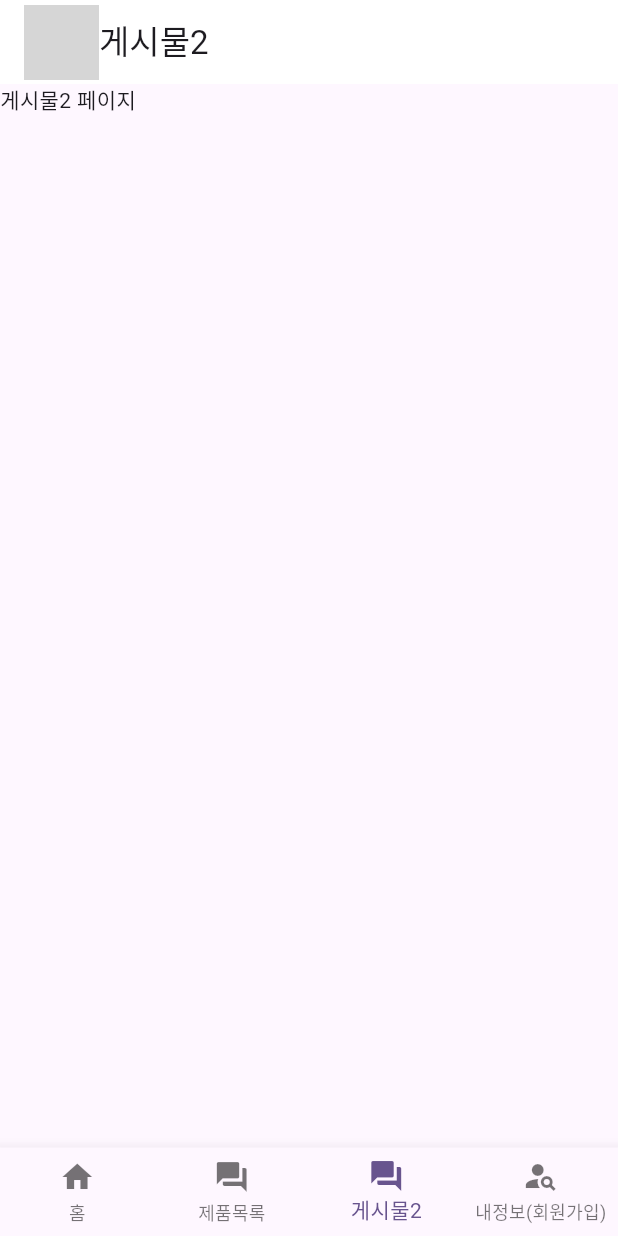
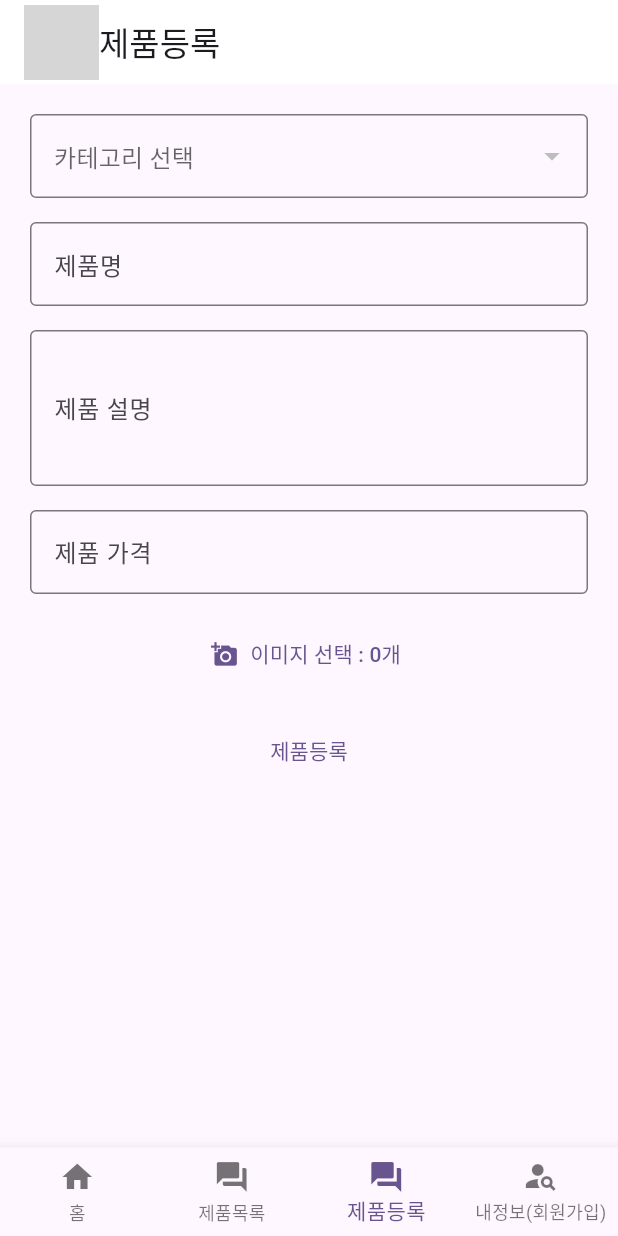
Before and after one commit to PHM-dung2/tj2024b_app, a Flutter app: the MainApp screen opened directly, item 3 of the bottom bar chosen, on a phone screen of 412 x 824 dp. Run offline on Flutter 3.47's test engine with Material 3 defaults, Android fonts, the phone set to English and light mode, and no system bars; our stand-ins replace dio, fluttertoast, image_picker, shared_preferences; missing offline and left inert: dart:ffi; accounts and stored records are empty; network calls fail; grey boxes are pictures that could not be loaded.

Commit message:
day10 flutter app 실습 예제( 이미지 업로드, 미리보기, url 통합 )

```diff
--- a/lib/app/layout/mainapp.dart
+++ b/lib/app/layout/mainapp.dart
@@ -2,6 +2,7 @@
 import 'package:flutter/material.dart';
 import 'package:tj2024b_app/app/member/Info.dart';
 import 'package:tj2024b_app/app/product/productList.dart';
+import 'package:tj2024b_app/app/product/productRegister.dart';
 
 class MainApp extends StatefulWidget{
   @override
@@ -17,14 +18,14 @@ class _MainAppState extends State< MainApp >{
   List<Widget> pages = [
     Text("홈 페이지"),
     ProductList(), // 제품목록 위젯
-    Text("게시물2 페이지"),
+    ProductRegister(), // 제품등록 위젯
     Info(),
   ];
   // 2. 페이지 상단 제목 리스트
   List<String> pageTitle = [
     '홈',
     '제품목록',
-    '게시물2',
+    '제품등록',
     '내정보'
   ];
   // 3. 현재 클릭된 페이지 번호 : 상태 변수
@@ -61,7 +62,7 @@ class _MainAppState extends State< MainApp >{
         items: [ // 여러 개 버튼 위젯들
           BottomNavigationBarItem( icon: Icon( Icons.home ), label: '홈' ), // 아이콘 위젯
           BottomNavigationBarItem( icon: Icon( Icons.forum ), label: '제품목록' ),
-          BottomNavigationBarItem( icon: Icon( Icons.forum ), label: '게시물2' ),
+          BottomNavigationBarItem( icon: Icon( Icons.forum ), label: '제품등록' ),
           BottomNavigationBarItem( icon: Icon( Icons.person_search ), label: '내정보(회원가입)' ),
         ],
       )
--- a/lib/app/member/login.dart
+++ b/lib/app/member/login.dart
@@ -4,8 +4,9 @@ import 'package:flutter/material.dart';
 import 'package:shared_preferences/shared_preferences.dart';
 import 'package:tj2024b_app/app/layout/mainapp.dart';
 import 'package:tj2024b_app/app/member/signup.dart';
+import 'package:tj2024b_app/app/util/serverUrl.dart';
 
-String memberPath = 'http://192.168.40.97:8080/api/member';
+// String memberPath = 'http://192.168.40.97:8080/member';
 
 class Login extends StatefulWidget{
   @override
@@ -27,7 +28,7 @@ class _LoginState extends State< Login >{
     };
     print( sendData );
     try{
-      final response = await dio.post( memberPath + "/login", data: sendData );
+      final response = await dio.post( "${ServerUrl}/member/login", data: sendData );
       final data = response.data;
       if( data != '' ){ // 로그인 성공시 토큰 SharedPreferences 저장하기
         // 1. 전역변수 호출
--- a/lib/app/member/signup.dart
+++ b/lib/app/member/signup.dart
@@ -4,8 +4,9 @@ import 'package:dio/dio.dart';
 import 'package:flutter/material.dart';
 import 'package:fluttertoast/fluttertoast.dart';
 import 'package:tj2024b_app/app/member/login.dart';
+import 'package:tj2024b_app/app/util/serverUrl.dart';
 
-String memberPath = 'http://192.168.40.97:8080/api/member';
+// String memberPath = 'http://192.168.40.97:8080/member';
 
 class SignUp extends StatefulWidget{
   @override
@@ -40,7 +41,7 @@ class _SignUpState extends State< SignUp >{
     // 2.
     try {
       print(sendData); // 확인
-      final response = await dio.post(memberPath, data: sendData);
+      final response = await dio.post( "${ServerUrl}/member", data: sendData);
       final data = response.data;
 
       Navigator.pop( context );
--- a/lib/app/product/productList.dart
+++ b/lib/app/product/productList.dart
@@ -2,6 +2,7 @@
 import 'package:dio/dio.dart';
 import 'package:flutter/material.dart';
 import 'package:tj2024b_app/app/product/productView.dart';
+import 'package:tj2024b_app/app/util/serverUrl.dart';
 
 class ProductList extends StatefulWidget{
   @override
@@ -17,7 +18,7 @@ class _ProductListState extends State< ProductList >{
   List<dynamic> productList = []; // 자바 서버로부터 조회한 제품( DTO ) 목록 상태 변수
   final dio = Dio();
   // String baseUrl = "http://localhost:8080"; // 기본 자바서버의 URL 정의 // 환경에 따라 IP 변경
-  String baseUrl = "http://192.168.40.97:8080"; // 에뮬레이터ㅂㅈ
+  // String baseUrl = "http://192.168.40.97:8080"; // 에뮬레이터
   // * 현재 스크롤의 상태( 위치/크기 등 )을 감지하는 컨트롤러
   // * 무한스크롤( 스크롤이 거의 바닥에 존재했을 때 새로운 자료 요청 )
   final ScrollController scrollController = ScrollController();
@@ -32,7 +33,7 @@ class _ProductListState extends State< ProductList >{
   // 3. 자바서버에게 자료 요청 메소드
   void onProductAll( int currentPage ) async {
     try{
-      final response = await dio.get( "${baseUrl}/product/all?page=${currentPage}" ); // 현재페이지(page) 매개변수로 보낸다.
+      final response = await dio.get( "${ServerUrl}/product/all?page=${currentPage}" ); // 현재페이지(page) 매개변수로 보낸다.
       final data = response.data;
       setState(() {
         page = currentPage; // 증가된 현재페이지를 상태변수에 반영
@@ -76,9 +77,9 @@ class _ProductListState extends State< ProductList >{
         // (3) 만약에 이미지가 존재하면 대표이미지(1개) 추출, 없으면 기본 이미지 추출
         String imageUrl;
         if( images.isEmpty ){ // 리스트(이미지)가 비어있으면
-          imageUrl = "${baseUrl}/upload/default.jpg";
+          imageUrl = "${ServerUrl}/upload/default.jpg";
         }else{
-          imageUrl = "${baseUrl}/upload/${images[0]}";
+          imageUrl = "${ServerUrl}/upload/${images[0]}";
         }
         // (4) 위젯
         return InkWell( // 해당 위젯을 클릭(탭:모바일 터치)하면 '상세페이지'로 이동 구현
--- /dev/null
+++ b/lib/app/product/productRegister.dart
@@ -0,0 +1,176 @@
+
+import 'dart:ffi';
+import 'dart:io';
+import 'dart:math';
+
+import 'package:dio/dio.dart';
+import 'package:flutter/material.dart';
+import 'package:image_picker/image_picker.dart';
+import 'package:shared_preferences/shared_preferences.dart';
+import 'package:tj2024b_app/app/util/serverUrl.dart';
+
+class ProductRegister extends StatefulWidget{
+  @override
+  State<StatefulWidget> createState() {
+    return _ProductRegister();
+  }
+}
+
+class _ProductRegister extends State< ProductRegister >{
+
+  // 1.
+  final TextEditingController pnameController = TextEditingController(); // 제품명
+  final TextEditingController pcontentController = TextEditingController(); // 제품설명
+  final TextEditingController ppriceController = TextEditingController(); // 제품가격
+  int? cno = 1; // 카테고리 번호 // 드롭다운
+  final dio = Dio();
+  // final baseUrl = "http://192.168.40.97:8080";
+  List<dynamic> categoryList = []; // 카테고리 목록 [ { cno : 1, cname : "전자~" }, { cno : 2, ~~~ } ]
+
+  // 2. 제품 등록 요청 함수( + FormData )
+  void onRegister() async {
+    try{
+      // 1. (현재 로그인된) 토큰 확인
+      final prefs = await SharedPreferences.getInstance(); // 전역변수 객체 호출
+      final token = prefs.getString('token'); // 전역변수 객체에 저장된 key 값 호출
+      if( token == null ){ print("로그인 후 가능합니다."); return; }
+      // 2. 폼데이터 구성
+      FormData formData = FormData(); // 전송할 자료들을 바이너리(바이트) 타입으로 변경 // 이유 : 대용량
+      // formData.fields.add( MapEntry( "필드명", "값" ) ); // 필드명은 자바의 DTO 필드명과 동일하다.
+      formData.fields.add( MapEntry("pname", pnameController.text ));
+      formData.fields.add( MapEntry("pcontent", pcontentController.text ));
+      formData.fields.add( MapEntry("pprice", ppriceController.text ));
+      formData.fields.add( MapEntry("cno", "${cno}" ));
+      // (*) 현재 선택된 이미지들을 formData에 담아주기
+      for( XFile image in selectedImage ){
+        // XFile의 path : 파일경로, XFile의 name : 파일 이름 // dio의 multipartFile 이용하여 파일객체 만들기
+        // XFile ---> multipartFile 변환
+        final file = await MultipartFile.fromFile( image.path, filename: image.name );
+        // dio의 multipartFile 객체 폼 대입, XFile 자체는 전송이 불가능하다.
+        formData.files.add( MapEntry("files", file) ); // files라는 이름으로 file(multipartFile) 객체들을 대입한다.
+      }
+
+      // 3. DIO 요청
+      dio.options.headers['Authorization'] = token; // 3-1 : HTTP Header( 통신 정보 )에 인증 정보 포함
+      final response = await dio.post("${ServerUrl}/product/register", data: formData);
+      // 4. DIO 응답 처리
+      if( response.statusCode == 201 && response.data == true ){
+        print("제품등록 성공");
+      }
+    }catch( e ){ print( e ); }
+  }
+
+  @override // 위젯이 로드될 떄 딱 1번 실행 함수
+  void initState() { onCatigory(); }
+
+  // 4. 이미지 피커
+    // 1. pubspec.yamal 파일의
+  List<XFile> selectedImage = []; // 현재 선택된 이미지들을 저장하는 리스트
+  void onSelectImage() async { // 이미지 선택 이벤트 함수
+    try{
+      ImagePicker picker = ImagePicker(); // 이미지 피커 객체 생성 .pickMultiImage() 이미지 여러개, .pickImage() 이미지 한개
+      List<XFile> pickedFiles = await picker.pickMultiImage(); // 사용자가 선택한 이미지들을 XFILE 파일으로 변환한다.
+        // XFILE  인터페이스느 이미지들을 조작할 수 있는 메소드 제공한다.
+      // if( pickedFiles.length <= 10 )
+      if( pickedFiles.isNotEmpty ){ // 선택된 이미지가 존재하면 상태변수에 저장한다.
+        setState(() { selectedImage = pickedFiles; });
+      }
+    }catch( e ){ print( e ); }
+  }
+
+  // 3. 카테고리 조회 요청 함수
+  void onCatigory() async {
+    try{
+      final response = await dio.get("${ServerUrl}/product/category");
+      setState(() { categoryList = response.data; });
+    }catch( e ){ print( e ); }
+  } // f end
+
+  // 5. 화면 반환
+  @override
+  Widget build(BuildContext context) {
+
+    // + 카테고리 드롭다운 위젯 함수
+    Widget CategoryDropdown(){
+      // return DropdownButton(items: items, onChanged: onChanged);
+        // items : 드롭다운 안에 들어가는 여러개의 항목들
+          // 리스트.map( (반복변수) { return } ).toList()
+        // onChanged : 드롭다운 값의 선택이 변경되었을 때 이벤트 발생함수
+      return DropdownButtonFormField<int>( // 제네릭 <int> : value에 들어가는 값 타입
+        value: cno, // 초기값
+        hint: Text("카테고리 선택"), // 가이드 라인
+        decoration: InputDecoration( border: OutlineInputBorder() ), // 바깥 테두리
+        items: categoryList.map( ( category ){
+          return DropdownMenuItem<int>( // 제네릭 <int> : value에 들어가는 값 타입
+            value: category['cno'], // 드롭다운에서 값 선택시 반환되는 값
+            child: Text( category['cname'] ), // 드롭다운 화면에 보이는 텍스트
+          );
+        }).toList(),
+        onChanged: ( value ) => { setState(() { cno = value; }) } // DropdownButton
+      );
+    }
+
+    // (+) 선택한 이미지를 미리보기 제공 함수
+    Widget imagePreview(){
+      if( selectedImage.isEmpty ){ return SizedBox(); } // 만약에 선택된 이미지가 없으면 빈칸
+      return Container(
+        height: 100,
+        child: ListView.builder(
+          scrollDirection: Axis.horizontal, // List 방향, 기본값이 세로, 가로 설정
+          itemCount: selectedImage.length, // 이미지 개수만큼 반복
+          itemBuilder: ( context, index ){ // 반복문
+            final XFile xFile = selectedImage[index]; // index번째 xFile 꺼내기
+            return Padding(
+              padding: EdgeInsets.all( 5 ), // 이미지 사이즈 설정
+              child: SizedBox(
+                width: 100, height: 100,
+                child: Image.file( File( xFile.path ) ), // 현재 index번째의 xFile 경로를 이미지로 출력,
+              ),
+            );
+          }
+        ),
+      );
+    }
+
+    return Scaffold(
+      body: Container(
+        padding: EdgeInsets.all( 20 ),
+        child: Column(
+          children: [
+            CategoryDropdown(),
+            SizedBox( height: 16,),
+
+            TextField(
+              controller: pnameController,
+              decoration: InputDecoration( labelText: "제품명", border: OutlineInputBorder() ),
+            ),
+            SizedBox( height: 16,),
+
+            TextField(
+              controller: pcontentController,
+              maxLines: 3,
+              decoration: InputDecoration( labelText: "제품 설명", border: OutlineInputBorder() ),
+            ),
+            SizedBox( height: 16,),
+
+            TextField(
+              controller: ppriceController,
+              decoration: InputDecoration( labelText: "제품 가격", border: OutlineInputBorder() ),
+            ),
+            SizedBox( height: 16,),
+
+            TextButton.icon(
+              icon: Icon( Icons.add_a_photo ),
+              label: Text("이미지 선택 : ${ selectedImage.length }개" ),
+              onPressed: onSelectImage,
+            ),
+            imagePreview(),
+            SizedBox( height: 16,),
+
+            TextButton( onPressed: onRegister, child: Text("제품등록") ),
+          ], // children
+        ),
+      ),
+    );
+  }
+}
--- /dev/null
+++ b/lib/app/util/serverUrl.dart
@@ -0,0 +1,2 @@
+// String ServerUrl = "http://localhost:8080";
+String ServerUrl = "http://192.168.40.97:8080";
--- a/pubspec.yaml
+++ b/pubspec.yaml
@@ -35,8 +35,10 @@ dependencies:
   # 플러터SDK 라이브러리 추가
   flutter:
     sdk: flutter
-  # 간단한
+  # 간단한 알림 메시지 창 라이브러리 추가
   fluttertoast : ^8.2.12
+  # 이미지 피커( + 업로드 )
+  image_picker: ^1.1.2
 
   # The following adds the Cupertino Icons font to your application.
   # Use with the CupertinoIcons class for iOS style icons.
```
Also changed, not shown: lib/app/member/Info.dart (+4 -3 lines), lib/app/product/productView.dart (+5 -4 lines), pubspec.lock, 2 other files.
